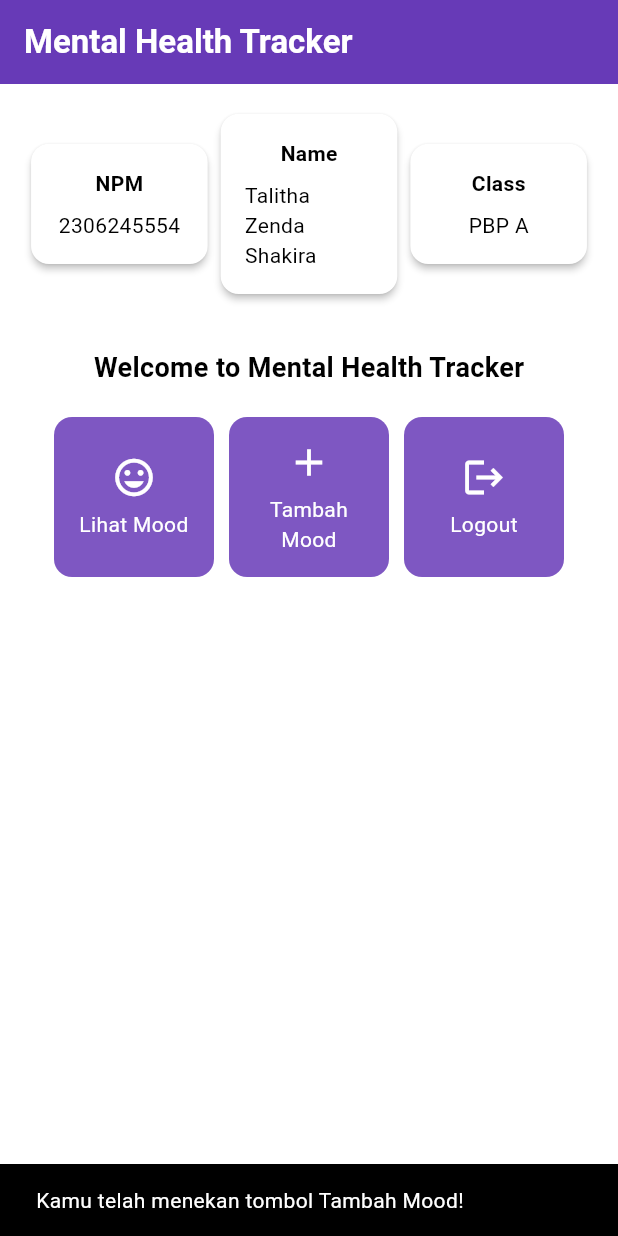
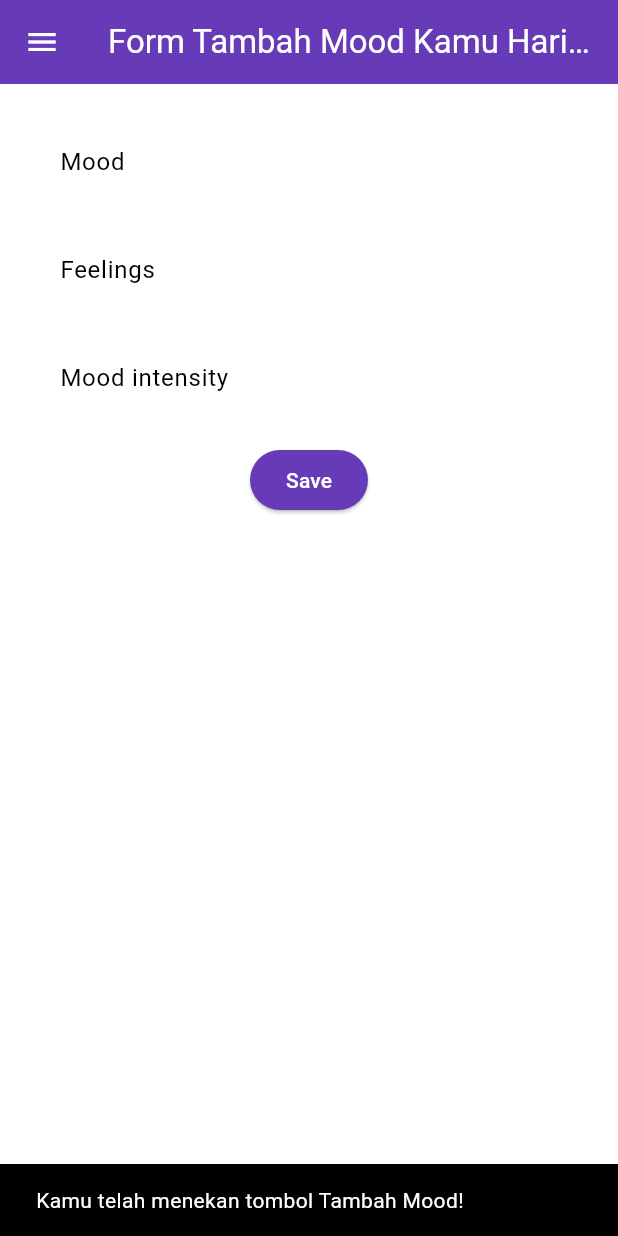
Before and after one commit to talithazenda/menta--health-tracker-mobile, a Flutter app: the screen it shows after launch, after a tap on "Tambah Mood", on a phone screen of 412 x 824 dp. Run offline on Flutter 3.47's test engine with Material 3 defaults, Android fonts, the phone set to English and light mode, and no system bars.

Commit message:
done tutor 7!

```diff
--- a/lib/main.dart
+++ b/lib/main.dart
@@ -1,5 +1,5 @@
 import 'package:flutter/material.dart';
-import 'package:mental_health_tracker/menu.dart';
+import 'package:mental_health_tracker/screens/menu.dart';
 
 void main() {
   runApp(const MyApp());
--- a/lib/menu.dart
+++ b/lib/screens/menu.dart
@@ -1,4 +1,7 @@
 import 'package:flutter/material.dart';
+import 'package:mental_health_tracker/widgets/left_drawer.dart';
+import 'package:mental_health_tracker/screens/moodentry_form.dart'; // Impor halaman MoodEntryFormPage
+import 'package:mental_health_tracker/widgets/mood_card.dart';
 
 class MyHomePage extends StatelessWidget {
   final String npm = '2306245554'; // NPM
@@ -17,9 +20,8 @@ class MyHomePage extends StatelessWidget {
   Widget build(BuildContext context) {
     // Scaffold menyediakan struktur dasar halaman dengan AppBar dan body.
     return Scaffold(
-      // AppBar adalah bagian atas halaman yang menampilkan judul.
       appBar: AppBar(
-        // Judul aplikasi "Mental Health Tracker" dengan teks putih dan tebal.
+        iconTheme: const IconThemeData(color: Colors.white),
         title: const Text(
           'Mental Health Tracker',
           style: TextStyle(
@@ -27,17 +29,14 @@ class MyHomePage extends StatelessWidget {
             fontWeight: FontWeight.bold,
           ),
         ),
-        // Warna latar belakang AppBar diambil dari skema warna tema aplikasi.
         backgroundColor: Theme.of(context).colorScheme.primary,
       ),
-      // Body halaman dengan padding di sekelilingnya.
+      drawer: const LeftDrawer(),
       body: Padding(
         padding: const EdgeInsets.all(16.0),
-        // Menyusun widget secara vertikal dalam sebuah kolom.
         child: Column(
           crossAxisAlignment: CrossAxisAlignment.center,
           children: [
-            // Row untuk menampilkan 3 InfoCard secara horizontal.
             Row(
               mainAxisAlignment: MainAxisAlignment.spaceEvenly,
               children: [
@@ -46,17 +45,10 @@ class MyHomePage extends StatelessWidget {
                 InfoCard(title: 'Class', content: className),
               ],
             ),
-
-            // Memberikan jarak vertikal 16 unit.
             const SizedBox(height: 16.0),
-
-            // Menempatkan widget berikutnya di tengah halaman.
             Center(
               child: Column(
-                // Menyusun teks dan grid item secara vertikal.
-
                 children: [
-                  // Menampilkan teks sambutan dengan gaya tebal dan ukuran 18.
                   const Padding(
                     padding: EdgeInsets.only(top: 16.0),
                     child: Text(
@@ -67,18 +59,13 @@ class MyHomePage extends StatelessWidget {
                       ),
                     ),
                   ),
-
-                  // Grid untuk menampilkan ItemCard dalam bentuk grid 3 kolom.
                   GridView.count(
                     primary: true,
                     padding: const EdgeInsets.all(20),
                     crossAxisSpacing: 10,
                     mainAxisSpacing: 10,
                     crossAxisCount: 3,
-                    // Agar grid menyesuaikan tinggi kontennya.
                     shrinkWrap: true,
-
-                    // Menampilkan ItemCard untuk setiap item dalam list items.
                     children: items.map((ItemHomepage item) {
                       return ItemCard(item);
                     }).toList(),
@@ -94,24 +81,18 @@ class MyHomePage extends StatelessWidget {
 }
 
 class InfoCard extends StatelessWidget {
-  // Kartu informasi yang menampilkan title dan content.
-
-  final String title; // Judul kartu.
-  final String content; // Isi kartu.
+  final String title;
+  final String content;
 
   const InfoCard({super.key, required this.title, required this.content});
 
   @override
   Widget build(BuildContext context) {
     return Card(
-      // Membuat kotak kartu dengan bayangan dibawahnya.
       elevation: 2.0,
       child: Container(
-        // Mengatur ukuran dan jarak di dalam kartu.
-        width: MediaQuery.of(context).size.width /
-            3.5, // menyesuaikan dengan lebar device yang digunakan.
+        width: MediaQuery.of(context).size.width / 3.5,
         padding: const EdgeInsets.all(16.0),
-        // Menyusun title dan content secara vertikal.
         child: Column(
           children: [
             Text(
@@ -128,8 +109,6 @@ class InfoCard extends StatelessWidget {
 }
 
 class ItemCard extends StatelessWidget {
-  // Menampilkan kartu dengan ikon dan nama.
-
   final ItemHomepage item;
 
   const ItemCard(this.item, {super.key});
@@ -137,26 +116,29 @@ class ItemCard extends StatelessWidget {
   @override
   Widget build(BuildContext context) {
     return Material(
-      // Menentukan warna latar belakang dari tema aplikasi.
       color: Theme.of(context).colorScheme.secondary,
-      // Membuat sudut kartu melengkung.
       borderRadius: BorderRadius.circular(12),
-
       child: InkWell(
-        // Aksi ketika kartu ditekan.
         onTap: () {
-          // Menampilkan pesan SnackBar saat kartu ditekan.
           ScaffoldMessenger.of(context)
             ..hideCurrentSnackBar()
             ..showSnackBar(SnackBar(
                 content: Text("Kamu telah menekan tombol ${item.name}!")));
+
+          // Menambahkan navigasi ke halaman yang sesuai
+          if (item.name == "Tambah Mood") {
+            Navigator.push(
+              context,
+              MaterialPageRoute(
+                builder: (context) => MoodEntryFormPage(),
+              ),
+            );
+          }
         },
-        // Container untuk menyimpan Icon dan Text
         child: Container(
           padding: const EdgeInsets.all(8),
           child: Center(
             child: Column(
-              // Menyusun ikon dan teks di tengah kartu.
               mainAxisAlignment: MainAxisAlignment.center,
               children: [
                 Icon(
--- /dev/null
+++ b/lib/screens/moodentry_form.dart
@@ -0,0 +1,166 @@
+import 'package:flutter/material.dart';
+import 'package:mental_health_tracker/widgets/left_drawer.dart';
+
+class MoodEntryFormPage extends StatefulWidget {
+  const MoodEntryFormPage({super.key});
+
+  @override
+  State<MoodEntryFormPage> createState() => _MoodEntryFormPageState();
+}
+
+class _MoodEntryFormPageState extends State<MoodEntryFormPage> {
+  final _formKey = GlobalKey<FormState>(); // Form key untuk validasi
+  String _mood = "";
+  String _feelings = "";
+  int _moodIntensity = 0;
+
+  @override
+  Widget build(BuildContext context) {
+    return Scaffold(
+      appBar: AppBar(
+        title: const Center(
+          child: Text(
+            'Form Tambah Mood Kamu Hari ini',
+          ),
+        ),
+        backgroundColor: Theme.of(context).colorScheme.primary,
+        foregroundColor: Colors.white,
+      ),
+      // Menambahkan drawer yang sudah dibuat
+      drawer: const LeftDrawer(),
+      body: Form(
+        key: _formKey,
+        child: SingleChildScrollView(
+          child: Padding(
+            padding: const EdgeInsets.all(16.0),
+            child: Column(
+              crossAxisAlignment: CrossAxisAlignment.start,
+              children: [
+                Padding(
+                  padding: const EdgeInsets.all(8.0),
+                  child: TextFormField(
+                    decoration: InputDecoration(
+                      hintText: "Mood",
+                      labelText: "Mood",
+                      border: OutlineInputBorder(
+                        borderRadius: BorderRadius.circular(5.0),
+                      ),
+                    ),
+                    onChanged: (String? value) {
+                      setState(() {
+                        _mood = value ?? '';
+                      });
+                    },
+                    validator: (String? value) {
+                      if (value == null || value.isEmpty) {
+                        return "Mood tidak boleh kosong!";
+                      }
+                      return null;
+                    },
+                  ),
+                ),
+                Padding(
+                  padding: const EdgeInsets.all(8.0),
+                  child: TextFormField(
+                    decoration: InputDecoration(
+                      hintText: "Feelings",
+                      labelText: "Feelings",
+                      border: OutlineInputBorder(
+                        borderRadius: BorderRadius.circular(5.0),
+                      ),
+                    ),
+                    onChanged: (String? value) {
+                      setState(() {
+                        _feelings = value ?? '';
+                      });
+                    },
+                    validator: (String? value) {
+                      if (value == null || value.isEmpty) {
+                        return "Feelings tidak boleh kosong!";
+                      }
+                      return null;
+                    },
+                  ),
+                ),
+                Padding(
+                  padding: const EdgeInsets.all(8.0),
+                  child: TextFormField(
+                    decoration: InputDecoration(
+                      hintText: "Mood intensity",
+                      labelText: "Mood intensity",
+                      border: OutlineInputBorder(
+                        borderRadius: BorderRadius.circular(5.0),
+                      ),
+                    ),
+                    onChanged: (String? value) {
+                      setState(() {
+                        _moodIntensity = int.tryParse(value ?? '0') ?? 0;
+                      });
+                    },
+                    validator: (String? value) {
+                      if (value == null || value.isEmpty) {
+                        return "Mood intensity tidak boleh kosong!";
+                      }
+                      if (int.tryParse(value) == null) {
+                        return "Mood intensity harus berupa angka!";
+                      }
+                      return null;
+                    },
+                  ),
+                ),
+                Align(
+                  alignment: Alignment.bottomCenter,
+                  child: Padding(
+                    padding: const EdgeInsets.all(8.0),
+                    child: ElevatedButton(
+                      style: ButtonStyle(
+                        backgroundColor: MaterialStateProperty.all(
+                          Theme.of(context).colorScheme.primary,
+                        ),
+                      ),
+                      onPressed: () {
+                        if (_formKey.currentState!.validate()) {
+                          showDialog(
+                            context: context,
+                            builder: (context) {
+                              return AlertDialog(
+                                title: const Text('Mood berhasil tersimpan'),
+                                content: SingleChildScrollView(
+                                  child: Column(
+                                    crossAxisAlignment: CrossAxisAlignment.start,
+                                    children: [
+                                      Text('Mood: $_mood'),
+                                      Text('Feelings: $_feelings'),
+                                      Text('Mood Intensity: $_moodIntensity'),
+                                    ],
+                                  ),
+                                ),
+                                actions: [
+                                  TextButton(
+                                    child: const Text('OK'),
+                                    onPressed: () {
+                                      Navigator.pop(context);
+                                      _formKey.currentState!.reset();
+                                    },
+                                  ),
+                                ],
+                              );
+                            },
+                          );
+                        }
+                      },
+                      child: const Text(
+                        "Save",
+                        style: TextStyle(color: Colors.white),
+                      ),
+                    ),
+                  ),
+                ),
+              ],
+            ),
+          ),
+        ),
+      ),
+    );
+  }
+}
--- /dev/null
+++ b/lib/widgets/left_drawer.dart
@@ -0,0 +1,71 @@
+import 'package:flutter/material.dart';
+import 'package:mental_health_tracker/screens/menu.dart';
+import 'package:mental_health_tracker/screens/moodentry_form.dart'; // Impor halaman MoodEntryFormPage
+
+class LeftDrawer extends StatelessWidget {
+  const LeftDrawer({super.key});
+
+  @override
+  Widget build(BuildContext context) {
+    return Drawer(
+      child: ListView(
+        children: [
+          DrawerHeader(
+            decoration: BoxDecoration(
+              color: Theme.of(context).colorScheme.primary,
+            ),
+            child: const Column(
+              children: [
+                Text(
+                  'Mental Health Tracker',
+                  textAlign: TextAlign.center,
+                  style: TextStyle(
+                    fontSize: 24,
+                    fontWeight: FontWeight.bold,
+                    color: Colors.white,
+                  ),
+                ),
+                Padding(padding: EdgeInsets.all(8)),
+                Text(
+                  "Ayo jaga kesehatan mentalmu setiap hari disini!",
+                  textAlign: TextAlign.center,
+                  style: TextStyle(
+                    fontSize: 15,
+                    color: Colors.white,
+                    fontWeight: FontWeight.normal,
+                  ),
+                ),
+              ],
+            ),
+          ),
+          ListTile(
+            leading: const Icon(Icons.home_outlined),
+            title: const Text('Halaman Utama'),
+            // Bagian redirection ke MyHomePage
+            onTap: () {
+              Navigator.pushReplacement(
+                context,
+                MaterialPageRoute(
+                  builder: (context) => MyHomePage(),
+                ),
+              );
+            },
+          ),
+          ListTile(
+            leading: const Icon(Icons.mood),
+            title: const Text('Tambah Mood'),
+            // Bagian redirection ke MoodEntryFormPage
+            onTap: () {
+              Navigator.pushReplacement(
+                context,
+                MaterialPageRoute(
+                  builder: (context) => MoodEntryFormPage(),
+                ),
+              );
+            },
+          ),
+        ],
+      ),
+    );
+  }
+}
```
Also changed, not shown: lib/widgets/mood_card.dart (added, +61 -0 lines).
